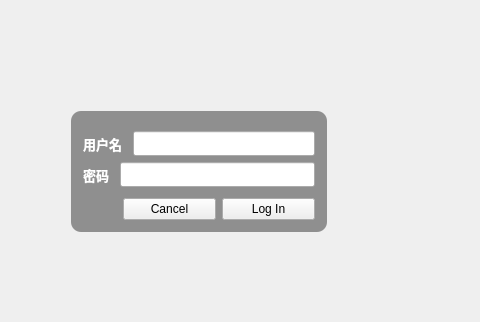
Above: src/server/login.ui from Connor1996/Distributed-Air-Conditioning-System before the change; both pictures show x 0 to 480 and y 0 to 322 of the 1238 by 322 pixel window. Below: the same form after it.
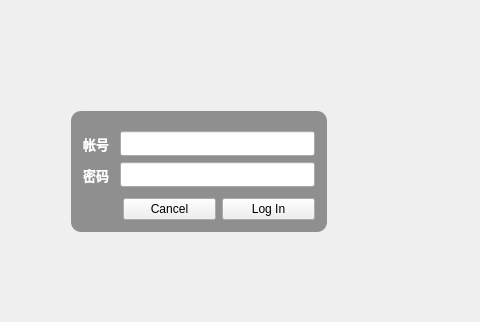
That is the form after the change. Icons and pictures are not drawn.

Commit message: finish framework of management ui

What changed in the file:
```diff
--- a/src/server/login.ui
+++ b/src/server/login.ui
@@ -118,7 +118,7 @@
              <string notr="true">color: rgb(255, 255, 255);</string>
             </property>
             <property name="text">
-             <string>用户名</string>
+             <string>帐号</string>
             </property>
            </widget>
           </item>
```
The commit also changes 5 other files.
